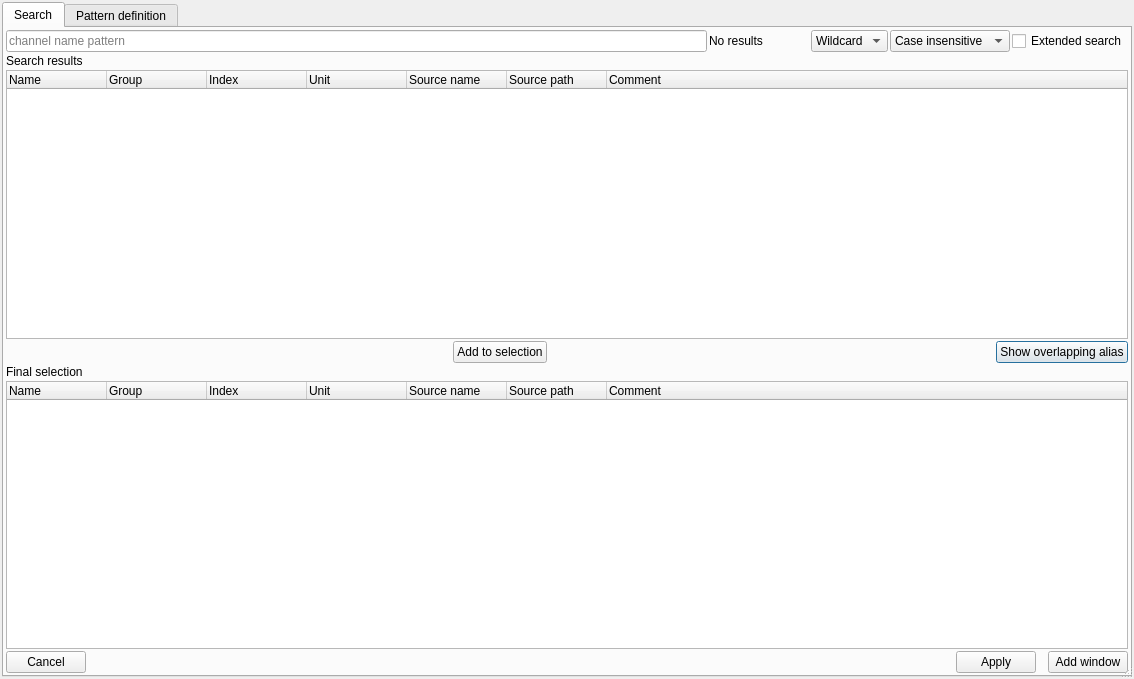
Above: src/asammdf/gui/ui/search_dialog.ui from danielhrisca/asammdf before the change. Below: the same form after it.
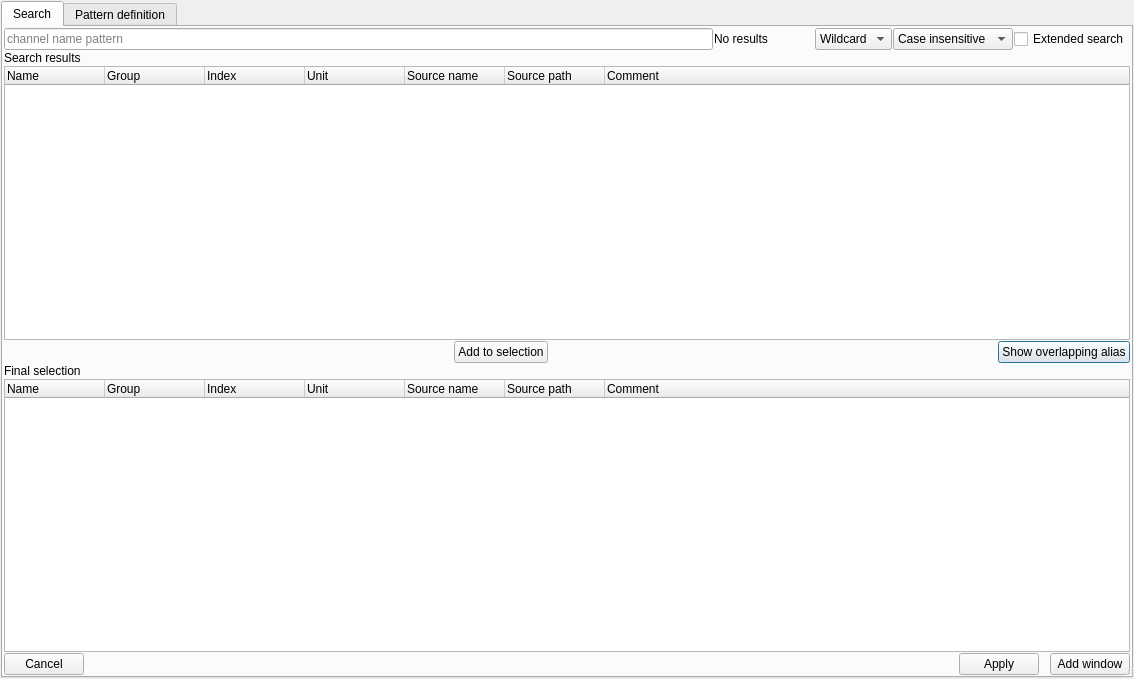
That is the form after the change. Icons and pictures are not drawn. Custom widgets are drawn as their Qt base class.

Diff of the .ui file:
```diff
--- a/src/asammdf/gui/ui/search_dialog.ui
+++ b/src/asammdf/gui/ui/search_dialog.ui
@@ -18,19 +18,19 @@
   </property>
   <layout class="QGridLayout" name="gridLayout_2">
    <property name="leftMargin">
-    <number>2</number>
+    <number>1</number>
    </property>
    <property name="topMargin">
-    <number>2</number>
+    <number>1</number>
    </property>
    <property name="rightMargin">
-    <number>2</number>
+    <number>1</number>
    </property>
    <property name="bottomMargin">
-    <number>2</number>
+    <number>1</number>
    </property>
    <property name="spacing">
-    <number>2</number>
+    <number>1</number>
    </property>
    <item row="0" column="0">
     <widget class="QTabWidget" name="tabs">
@@ -47,19 +47,19 @@
       </attribute>
       <layout class="QGridLayout" name="gridLayout" rowstretch="0,0,1,0,0,1,0">
        <property name="leftMargin">
-        <number>2</number>
+        <number>1</number>
        </property>
        <property name="topMargin">
-        <number>2</number>
+        <number>1</number>
        </property>
        <property name="rightMargin">
-        <number>2</number>
+        <number>1</number>
        </property>
        <property name="bottomMargin">
-        <number>2</number>
+        <number>1</number>
        </property>
        <property name="spacing">
-        <number>2</number>
+        <number>1</number>
        </property>
        <item row="0" column="0">
         <widget class="QLineEdit" name="search_box">
@@ -250,7 +250,7 @@
        <item row="3" column="0" colspan="5">
         <layout class="QHBoxLayout" name="horizontalLayout_2">
          <property name="spacing">
-          <number>2</number>
+          <number>1</number>
          </property>
          <item>
           <spacer name="horizontalSpacer_4">
@@ -311,7 +311,7 @@
        <item row="6" column="0" colspan="5">
         <layout class="QHBoxLayout" name="horizontalLayout" stretch="0,1,0,0,0">
          <property name="spacing">
-          <number>2</number>
+          <number>1</number>
          </property>
          <item>
           <widget class="QPushButton" name="cancel_btn">
```
Left out of the diff: 12 changed lines with no effect on the pictures.
